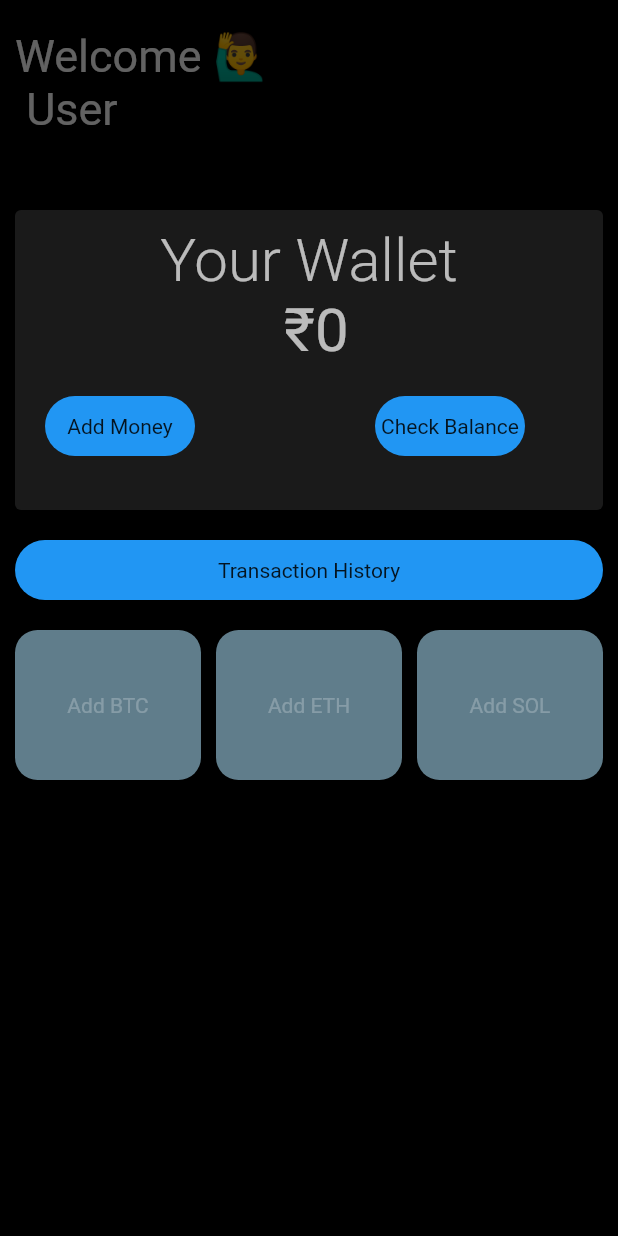
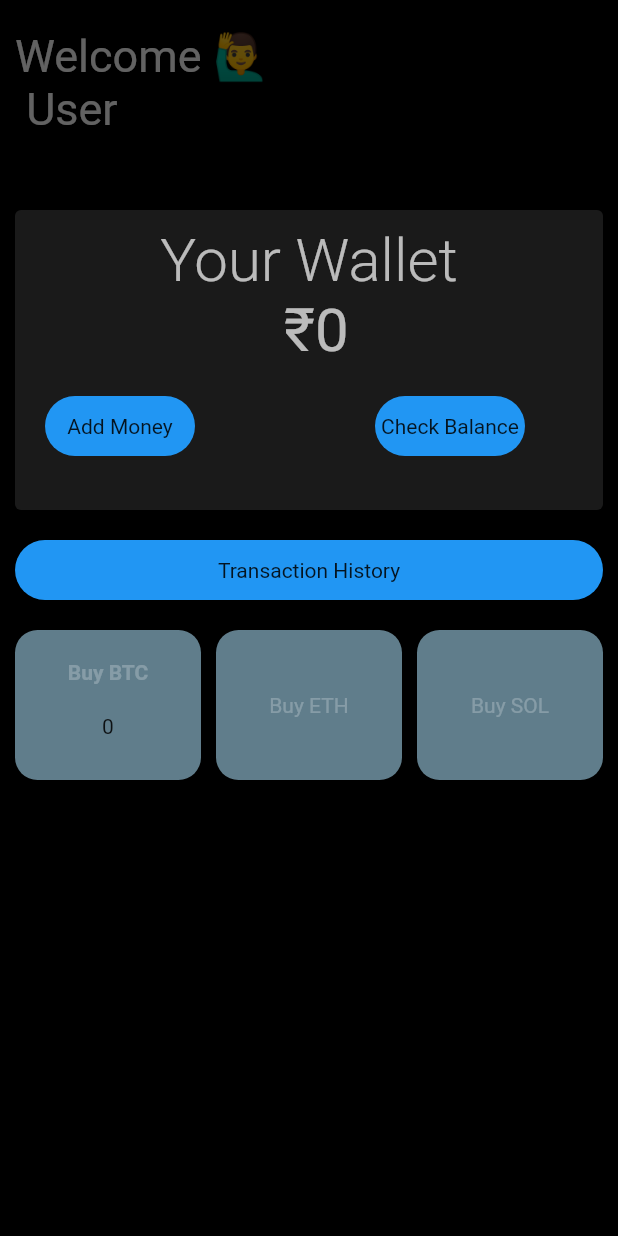
Before and after one commit to harsh-2024/Crypto-Wallet-app, a Flutter app: the Screen1 screen opened directly, on a phone screen of 412 x 824 dp. Run offline on Flutter 3.47's test engine with Material 2 defaults, Android fonts, the phone set to English and light mode, and no system bars; our stand-ins replace cloud_firestore, firebase_auth, firebase_core, font_awesome_flutter, google_sign_in, toast; accounts and stored records are empty.

Commit message:
btc transaction feature implemented

```diff
--- a/authentication/lib/screen_pages/screen1.dart
+++ b/authentication/lib/screen_pages/screen1.dart
@@ -1,10 +1,12 @@
 import 'dart:ui';
+import 'package:authentication/screen_pages/buyBTCpage.dart';
 import 'package:flutter/material.dart';
 import 'package:firebase_auth/firebase_auth.dart';
 import 'package:firebase_core/firebase_core.dart';
 import 'package:cloud_firestore/cloud_firestore.dart';
 import 'addMoneypage.dart';
 import 'package:toast/toast.dart';
+import 'package:font_awesome_flutter/font_awesome_flutter.dart';
 
 int addedAmount = 0;
 
@@ -155,6 +157,43 @@ class _Screen1State extends State<Screen1> {
                   ),
                   Expanded(
                     child: InkWell(
+                      onTap: () => Navigator.push(context,
+                          MaterialPageRoute(builder: ((context) => BTC()))),
+                      child: Container(
+                        height: 100,
+                        width: 100,
+                        decoration: BoxDecoration(
+                            color: Colors.blueGrey,
+                            borderRadius: BorderRadius.circular(15)),
+                        child: Column(
+                          children: [
+                            SizedBox(
+                              height: 20,
+                            ),
+                            Text(
+                              "Buy BTC",
+                              style: TextStyle(
+                                  color: Colors.white24,
+                                  fontWeight: FontWeight.bold),
+                            ),
+                            // SizedBox(
+                            //   height: 20,
+                            // ),
+
+                            SizedBox(
+                              height: 20,
+                            ),
+                            Text(mapdata["btcAmount"].toString()),
+                          ],
+                        ),
+                      ),
+                    ),
+                  ),
+                  SizedBox(
+                    width: 10,
+                  ),
+                  Expanded(
+                    child: InkWell(
                       child: Container(
                         height: 100,
                         width: 100,
@@ -163,7 +202,7 @@ class _Screen1State extends State<Screen1> {
                             borderRadius: BorderRadius.circular(15)),
                         child: Center(
                             child: Text(
-                          "Add BTC",
+                          "Buy ETH",
                           style: TextStyle(color: Colors.white24),
                         )),
                       ),
@@ -182,26 +221,7 @@ class _Screen1State extends State<Screen1> {
                             borderRadius: BorderRadius.circular(15)),
                         child: Center(
                             child: Text(
-                          "Add ETH",
-                          style: TextStyle(color: Colors.white24),
-                        )),
-                      ),
-                    ),
-                  ),
-                  SizedBox(
-                    width: 10,
-                  ),
-                  Expanded(
-                    child: InkWell(
-                      child: Container(
-                        height: 100,
-                        width: 100,
-                        decoration: BoxDecoration(
-                            color: Colors.blueGrey,
-                            borderRadius: BorderRadius.circular(15)),
-                        child: Center(
-                            child: Text(
-                          "Add SOL",
+                          "Buy SOL",
                           style: TextStyle(color: Colors.white24),
                         )),
                       ),
--- a/authentication/pubspec.yaml
+++ b/authentication/pubspec.yaml
@@ -39,6 +39,7 @@ dependencies:
   firebase_core: ^1.14.1
   cloud_firestore: ^3.1.12
   toast: ^0.3.0
+  font_awesome_flutter: ^10.1.0
 
 dev_dependencies:
   flutter_test:
```
Also changed, not shown: authentication/lib/screen_pages/addMoneypage.dart (+5 -3 lines), authentication/lib/screen_pages/buyBTCpage.dart (+75 -0 lines), authentication/pubspec.lock.
